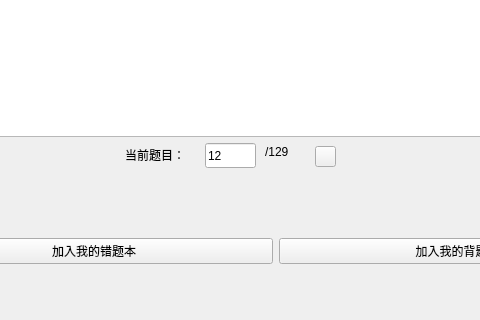
Harahan/BUAA-python-programming-2022-summer, file ui/Favorite.ui: the form before one commit; both pictures show x 375 to 855 and y 354 to 674 of the 1200 by 755 pixel window.
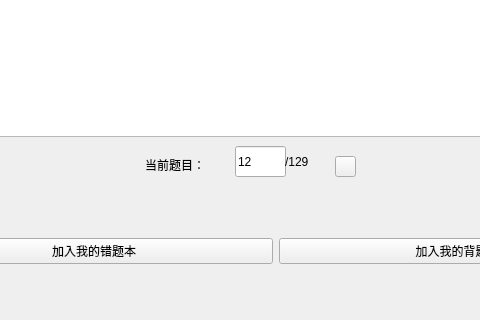
The form after the commit.

```diff
--- a/ui/Favorite.ui
+++ b/ui/Favorite.ui
@@ -229,8 +229,8 @@
   <widget class="QLabel" name="currentScheduleLabel">
    <property name="geometry">
     <rect>
-     <x>500</x>
-     <y>500</y>
+     <x>520</x>
+     <y>510</y>
      <width>91</width>
      <height>18</height>
     </rect>
@@ -245,10 +245,10 @@
   <widget class="QLineEdit" name="questionNumberLineEdit">
    <property name="geometry">
     <rect>
-     <x>580</x>
-     <y>497</y>
+     <x>610</x>
+     <y>500</y>
      <width>51</width>
-     <height>25</height>
+     <height>31</height>
     </rect>
    </property>
    <property name="styleSheet">
@@ -261,8 +261,8 @@
   <widget class="QLabel" name="totQuestionLabel">
    <property name="geometry">
     <rect>
-     <x>640</x>
-     <y>497</y>
+     <x>660</x>
+     <y>507</y>
      <width>41</width>
      <height>18</height>
     </rect>
@@ -277,8 +277,8 @@
   <widget class="QPushButton" name="changeQuestionButton">
    <property name="geometry">
     <rect>
-     <x>690</x>
-     <y>500</y>
+     <x>710</x>
+     <y>510</y>
      <width>21</width>
      <height>21</height>
     </rect>
```
